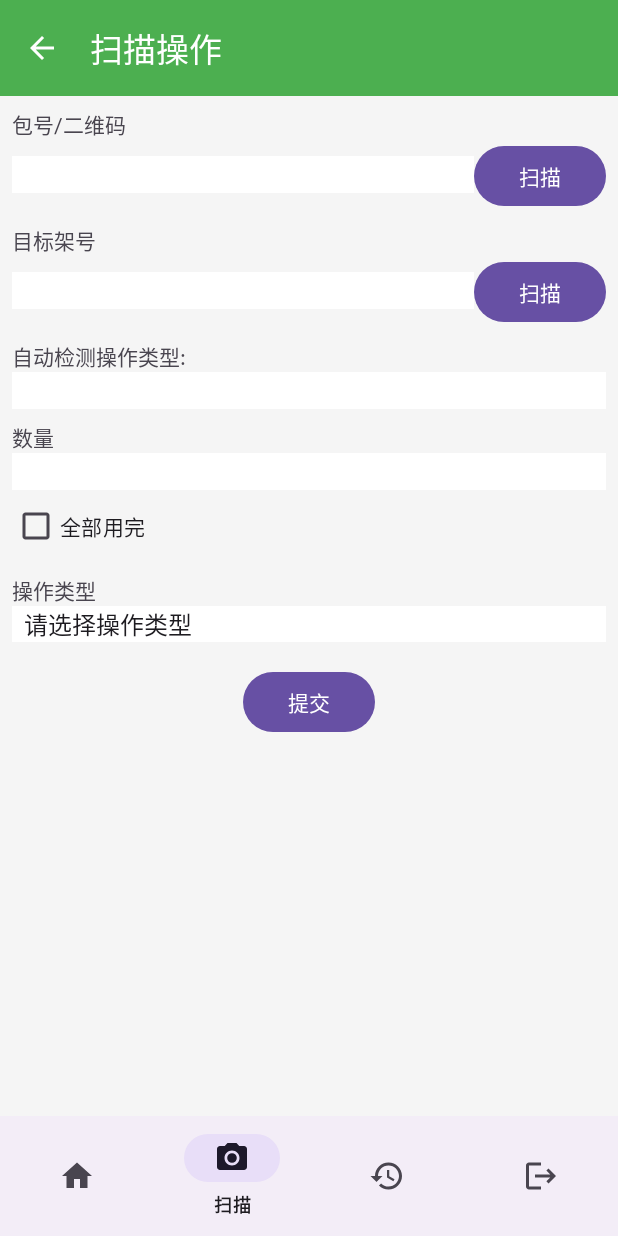
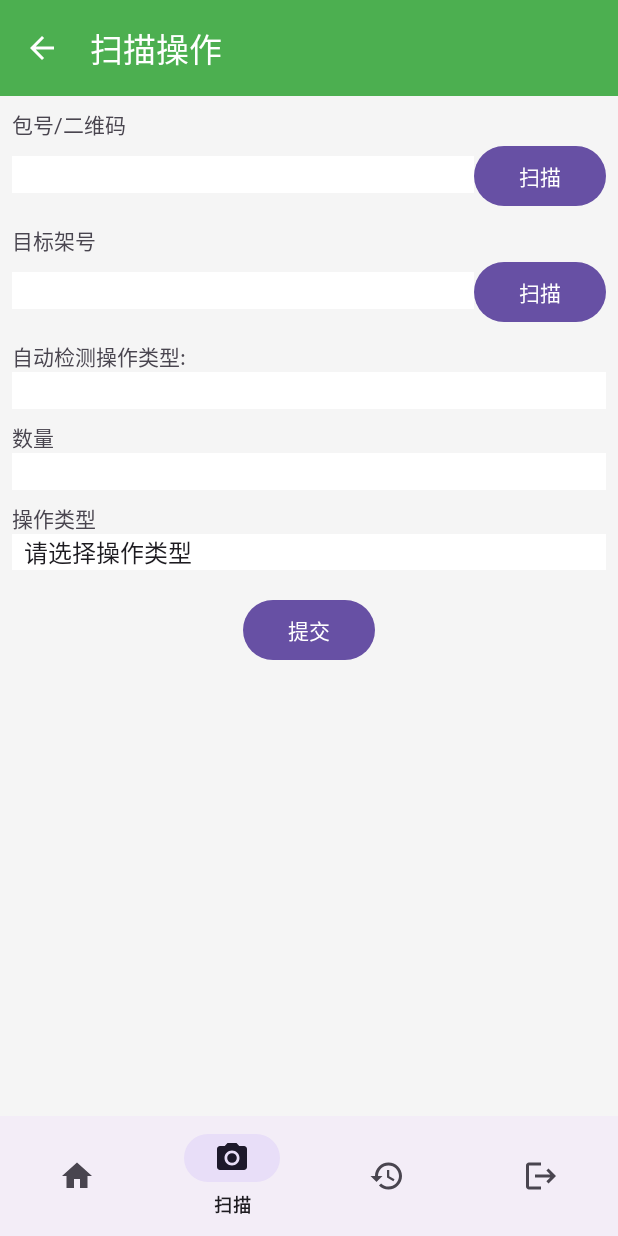
Before and after one commit to thriken/StockApp, an Android app: the fragment ScanFragment placed in its activity, on a phone screen of 412 x 824 dp. Run offline under Robolectric (Android 15) with nearby library versions, the phone set to English and light mode, and no system bars; libraries missing offline, so code that uses them is left out: com.journeyapps.barcodescanner.

Commit message:
fix bugs now it run ok!

```diff
--- a/app/src/main/java/com/win7e/yuan/stock/ScanFragment.java
+++ b/app/src/main/java/com/win7e/yuan/stock/ScanFragment.java
@@ -58,8 +58,7 @@ public class ScanFragment extends Fragment {
     private Runnable packageApiCall, shelfApiCall;
     private String authToken;
     private ScanResponse.Data currentPackageInfo; // CORRECTED TYPE
-    private TargetInfoResponse.TargetData currentTargetInfo;
-    private TargetInfo currentTargetRackInfo;
+    private TargetInfo currentTargetInfo;
     private int tempQuantity = 0;
 
     private enum ScanTarget { PACKAGE, SHELF }
@@ -294,7 +293,7 @@ public class ScanFragment extends Fragment {
 
         String transactionType = currentTargetInfo.getOperationType();
         String packageCode = currentPackageInfo.getPackageCode();
-        String targetRackCode = currentTargetRackInfo.getRackCode();
+        String targetRackCode = currentTargetInfo.getRackCode();
 
         ScanRequest request = new ScanRequest(packageCode, targetRackCode, quantity, transactionType, "安卓设备提交", allUse);
 
@@ -349,6 +348,12 @@ public class ScanFragment extends Fragment {
     editTextDetectedOperation.setText(transactionName);
     selectSpinnerItemByValue(transactionName);
 
+    if ("usage_out".equals(transactionType)) {
+        checkBoxAllUse.setVisibility(View.VISIBLE);
+    } else {
+        checkBoxAllUse.setVisibility(View.GONE);
+    }
+
     if ("usage_out".equals(transactionType) || "location_adjust".equals(transactionType)) {
         if (currentPackageInfo != null) {
             Log.d(TAG, "displayOperationInfo: Setting quantity to " + currentPackageInfo.getPieces());
@@ -382,6 +387,7 @@ public class ScanFragment extends Fragment {
         editTextDetectedOperation.setText("");
         editTextQuantity.setText("");
         checkBoxAllUse.setChecked(false);
+        checkBoxAllUse.setVisibility(View.GONE);
         selectSpinnerItemByValue("请选择操作类型");
     }
 
--- a/app/src/main/res/layout-sw320dp/fragment_scan.xml
+++ b/app/src/main/res/layout-sw320dp/fragment_scan.xml
@@ -156,7 +156,8 @@
                 android:id="@+id/checkbox_all_use"
                 android:layout_width="wrap_content"
                 android:layout_height="wrap_content"
-                android:text="全部用完" />
+                android:text="全部用完"
+                android:visibility="gone" />
 
             <TextView
                 android:layout_width="wrap_content"
--- a/app/src/main/res/layout/fragment_scan.xml
+++ b/app/src/main/res/layout/fragment_scan.xml
@@ -160,7 +160,9 @@
                 <TextView
                     android:layout_width="wrap_content"
                     android:layout_height="wrap_content"
-                    android:text="@string/all_use"/>
+                    android:text="@string/all_use"
+                    android:visibility="gone"
+                    />
 
             </LinearLayout>
             <TextView
--- a/app/src/main/res/values/strings.xml
+++ b/app/src/main/res/values/strings.xml
@@ -20,7 +20,9 @@
         <item>归还入库</item>
         <item>报废出库</item>
         <item>部分领用</item>
-        <item>基地流转</item>
+        <item>库位调整</item>
+    </string-array>
+    <string-array name="stock_type">
         <item>盘盈入库</item>
         <item>盘亏出库</item>
     </string-array>
```
Also changed, not shown: app/src/main/java/com/win7e/yuan/stock/model/TargetInfoResponse.java (+12 -27 lines).
